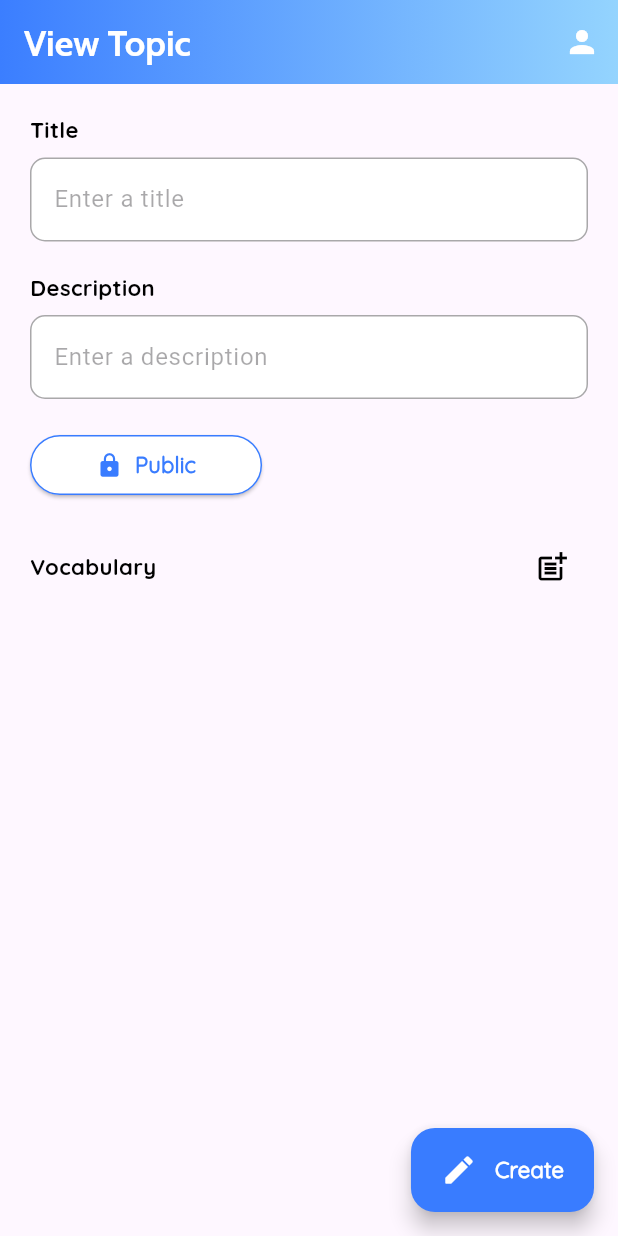
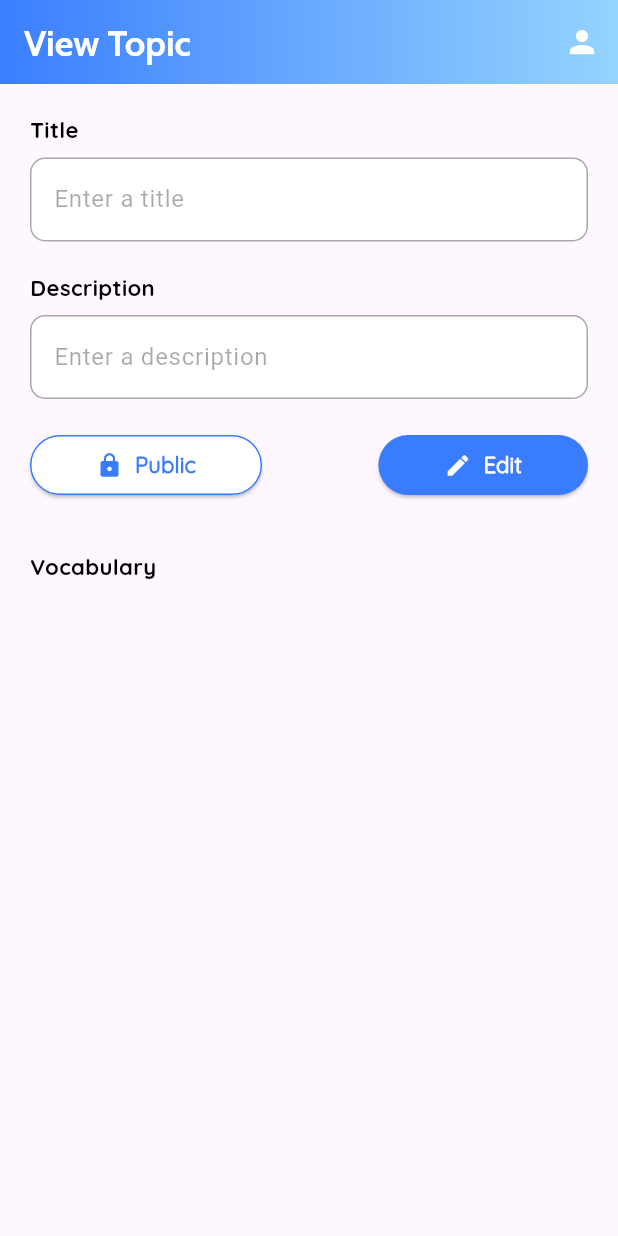
Before and after one commit to HDSamO/yuuki, a Flutter app: the ViewTopic screen opened directly with empty values, on a phone screen of 412 x 824 dp. Run offline on Flutter 3.47's test engine with Material 3 defaults, Android fonts, the phone set to English and light mode, and no system bars; our stand-ins replace avatar_glow, cloud_firestore, draggable_home, firebase_auth, firebase_core, flip_card and 6 more; missing offline and left inert: card_actions, scaled_list, tab_container; accounts and stored records are empty.

Commit message:
update view topic

```diff
--- a/yuuki/lib/screens/view_topic.dart
+++ b/yuuki/lib/screens/view_topic.dart
@@ -1,13 +1,15 @@
 import 'package:flutter/material.dart';
 import 'package:yuuki/models/my_user.dart';
 import 'package:yuuki/models/user_topic.dart';
+import 'package:yuuki/models/vocabulary.dart';
 import 'package:yuuki/utils/const.dart';
 import 'package:yuuki/utils/demension.dart';
 import 'package:yuuki/widgets/customs/custom_fragment_scaffold.dart';
 import 'package:yuuki/widgets/items/item_add_vocabulary.dart';
+import 'package:yuuki/widgets/items/item_view_topic.dart';
 
 class ViewTopic extends StatefulWidget {
-  final MyUser? user;
+  final MyUser user;
   ViewTopic({Key? key, required this.user, required this.userTopic})
       : super(key: key);
   final UserTopic userTopic;
@@ -18,6 +20,9 @@ class ViewTopic extends StatefulWidget {
 
 class _ViewTopicState extends State<ViewTopic> {
   late bool isPublic = false;
+  late String userName = '';
+  late String authorName = '';
+  bool isEditing = false;
 
   @override
   void initState() {
@@ -25,6 +30,8 @@ class _ViewTopicState extends State<ViewTopic> {
     titleController.text = widget.userTopic.title;
     descriptionController.text = widget.userTopic.description;
     isPublic = widget.userTopic.private;
+    userName = widget.user.name ?? '';
+    authorName = widget.userTopic.authorName ?? '';
   }
 
   List<ItemAddVocabulary> vocabularyItems = [];
@@ -32,6 +39,48 @@ class _ViewTopicState extends State<ViewTopic> {
   TextEditingController descriptionController = TextEditingController();
   bool isTitleEmpty = false;
   bool isDescriptionEmpty = false;
+
+  Widget buildEditButton() {
+    bool canEdit = userName ==
+        authorName; // Kiểm tra xem userName và authorName có giống nhau không
+
+    if (canEdit) {
+      return ElevatedButton.icon(
+        onPressed: () {
+          setState(() {
+            isEditing = !isEditing;
+          });
+        },
+        icon: isEditing
+            ? Icon(
+                Icons.cancel,
+                color: AppColors.mainColor,
+              )
+            : Icon(
+                Icons.edit,
+                color: Colors.white,
+              ),
+        label: Text(
+          isEditing ? "Cancel" : "Edit",
+          style: TextStyle(
+            fontSize: Dimensions.fontSize(context, 16),
+            fontFamily: "QuicksandRegular",
+            color: isEditing ? AppColors.mainColor : Colors.white,
+            fontWeight: FontWeight.bold,
+          ),
+        ),
+        style: ElevatedButton.styleFrom(
+          backgroundColor: isEditing ? Colors.white : AppColors.mainColor,
+          padding: EdgeInsets.symmetric(vertical: 8, horizontal: 44),
+          side: isEditing
+              ? BorderSide(color: AppColors.mainColor)
+              : BorderSide.none,
+        ),
+      );
+    } else {
+      return SizedBox(); // Trả về widget trống nếu không thể chỉnh sửa
+    }
+  }
 
   @override
   Widget build(BuildContext context) {
@@ -58,7 +107,7 @@ class _ViewTopicState extends State<ViewTopic> {
                     ),
                   ),
                   TextField(
-                    enabled: false,
+                    enabled: isEditing,
                     controller: titleController,
                     onChanged: (_) {
                       setState(() {
@@ -103,7 +152,7 @@ class _ViewTopicState extends State<ViewTopic> {
                     ),
                   ),
                   TextField(
-                    enabled: false,
+                    enabled: isEditing,
                     controller: descriptionController,
                     onChanged: (_) {
                       setState(() {
@@ -163,24 +212,7 @@ class _ViewTopicState extends State<ViewTopic> {
                           side: BorderSide(color: AppColors.mainColor),
                         ),
                       ),
-                      // ElevatedButton.icon(
-                      //   onPressed: () {},
-                      //   icon: Icon(Icons.import_export, color: Colors.white),
-                      //   label: Text(
-                      //     "Import",
-                      //     style: TextStyle(
-                      //       fontSize: Dimensions.fontSize(context, 16),
-                      //       fontFamily: "QuicksandRegular",
-                      //       color: Colors.white,
-                      //       fontWeight: FontWeight.bold,
-                      //     ),
-                      //   ),
-                      //   style: ElevatedButton.styleFrom(
-                      //     backgroundColor: AppColors.mainColor,
-                      //     padding:
-                      //         EdgeInsets.symmetric(vertical: 8, horizontal: 48),
-                      //   ),
-                      // ),
+                      buildEditButton(),
                     ],
                   ),
                   SizedBox(height: 20),
@@ -197,19 +229,41 @@ class _ViewTopicState extends State<ViewTopic> {
                       ),
                       IconButton(
                         onPressed: () {
+                          if (isEditing) {
                             setState(() {
-                            vocabularyItems.add(ItemAddVocabulary(
+                              // Create a new Vocabulary with default values
+                              Vocabulary newVocabulary =
+                                  Vocabulary(term: '', definition: '');
+
+                              // Add the new Vocabulary at the end of the list
+                              widget.userTopic.vocabularies.add(newVocabulary);
+
+                              // Create new TextEditingControllers
+                              TextEditingController newTermController =
+                                  TextEditingController();
+                              TextEditingController newDefinitionController =
+                                  TextEditingController();
+
+                              // Add the new TextEditingControllers to ItemAddVocabulary
+                              vocabularyItems.add(
+                                ItemAddVocabulary(
                                   onRemove: () {
                                     setState(() {
+                                      widget.userTopic.vocabularies
+                                          .removeLast();
                                       vocabularyItems.removeLast();
                                     });
                                   },
-                              termController: TextEditingController(),
-                              definitionController: TextEditingController(),
-                            ));
+                                  termController: newTermController,
+                                  definitionController: newDefinitionController,
+                                ),
+                              );
                             });
+                          }
                         },
-                        icon: Icon(Icons.post_add, color: Colors.black),
+                        icon: isEditing
+                            ? Icon(Icons.post_add, color: Colors.black)
+                            : SizedBox(), // Chỉ hiển thị icon khi ở trạng thái chỉnh sửa
                       )
                     ],
                   ),
@@ -219,7 +273,7 @@ class _ViewTopicState extends State<ViewTopic> {
                     itemCount: widget.userTopic.vocabularies.length,
                     itemBuilder: (context, index) {
                       var vocabulary = widget.userTopic.vocabularies[index];
-                      return ItemAddVocabulary(
+                      return ItemViewTopic(
                         onRemove: () {
                           setState(() {
                             widget.userTopic.vocabularies.removeAt(index);
@@ -229,8 +283,10 @@ class _ViewTopicState extends State<ViewTopic> {
                             TextEditingController(text: vocabulary.term),
                         definitionController:
                             TextEditingController(text: vocabulary.definition),
+                        isEditing: isEditing,
                       );
                     },
+                    reverse: true,
                   ),
                 ],
               ),
@@ -238,7 +294,8 @@ class _ViewTopicState extends State<ViewTopic> {
           ),
         ),
       ),
-      floatingActionButton: FloatingActionButton.extended(
+      floatingActionButton: isEditing
+          ? FloatingActionButton.extended(
               onPressed: () {
                 if (titleController.text.isEmpty ||
                     descriptionController.text.isEmpty) {
@@ -248,8 +305,7 @@ class _ViewTopicState extends State<ViewTopic> {
                   });
                 } else if (vocabularyItems.any((item) =>
                     item.termController.text.isEmpty ||
-              item.definitionController.text.isEmpty)) {
-          } else {}
+                    item.definitionController.text.isEmpty)) {}
               },
               heroTag: 'uniqueTag',
               backgroundColor: AppColors.mainColor,
@@ -268,7 +324,8 @@ class _ViewTopicState extends State<ViewTopic> {
                   )
                 ],
               ),
-      ),
+            )
+          : null,
     );
   }
 }
```
Also changed, not shown: yuuki/lib/widgets/items/item_view_topic.dart (added, +281 -0 lines). Lines whose indentation alone changed are shown as unchanged.
